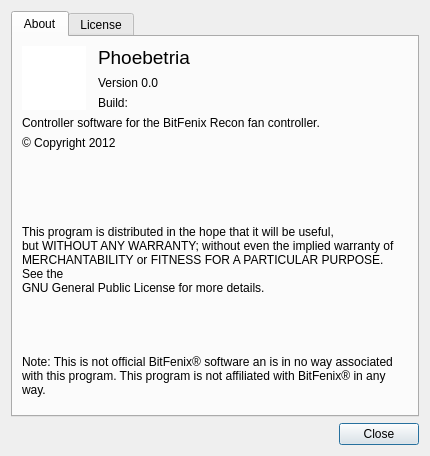
The window that gui_about.ui (Shub77/phoebetria-code) describes before a commit, drawn with Qt 5.
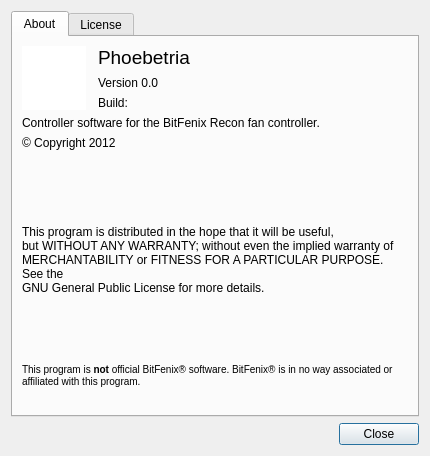
The same window after the commit. Icons and pictures are not drawn.

Commit message: Fixed text in About dialog.

Diff of the .ui file:
```diff
--- a/gui_about.ui
+++ b/gui_about.ui
@@ -307,11 +307,18 @@
             </palette>
            </property>
            <property name="text">
-            <string>Note: This is not official BitFenix® software an is in no way associated with this program. This program is not affiliated with BitFenix® in any way.</string>
+            <string>&lt;!DOCTYPE HTML PUBLIC &quot;-//W3C//DTD HTML 4.0//EN&quot; &quot;http://www.w3.org/TR/REC-html40/strict.dtd&quot;&gt;
+&lt;html&gt;&lt;head&gt;&lt;meta name=&quot;qrichtext&quot; content=&quot;1&quot; /&gt;&lt;style type=&quot;text/css&quot;&gt;
+p, li { white-space: pre-wrap; }
+&lt;/style&gt;&lt;/head&gt;&lt;body style=&quot; font-family:'MS Shell Dlg 2'; font-size:8.25pt; font-weight:400; font-style:normal;&quot;&gt;
+&lt;p style=&quot; margin-top:0px; margin-bottom:0px; margin-left:0px; margin-right:0px; -qt-block-indent:0; text-indent:0px;&quot;&gt;&lt;span style=&quot; font-size:8pt;&quot;&gt;&lt;small&gt;This program is &lt;/span&gt;&lt;small&gt;&lt;span style=&quot; font-size:8pt; font-weight:600;&quot;&gt;not&lt;/span&gt;&lt;/small&gt;&lt;small&gt;&lt;span style=&quot; font-size:8pt;&quot;&gt; official BitFenix® software. BitFenix® is in no way associated or affiliated with this program.&lt;/small&gt;&lt;/span&gt;&lt;/p&gt;&lt;/body&gt;&lt;/html&gt;</string>
            </property>
            <property name="scaledContents">
             <bool>false</bool>
            </property>
+           <property name="alignment">
+            <set>Qt::AlignLeading|Qt::AlignLeft|Qt::AlignVCenter</set>
+           </property>
            <property name="wordWrap">
             <bool>true</bool>
            </property>
```
